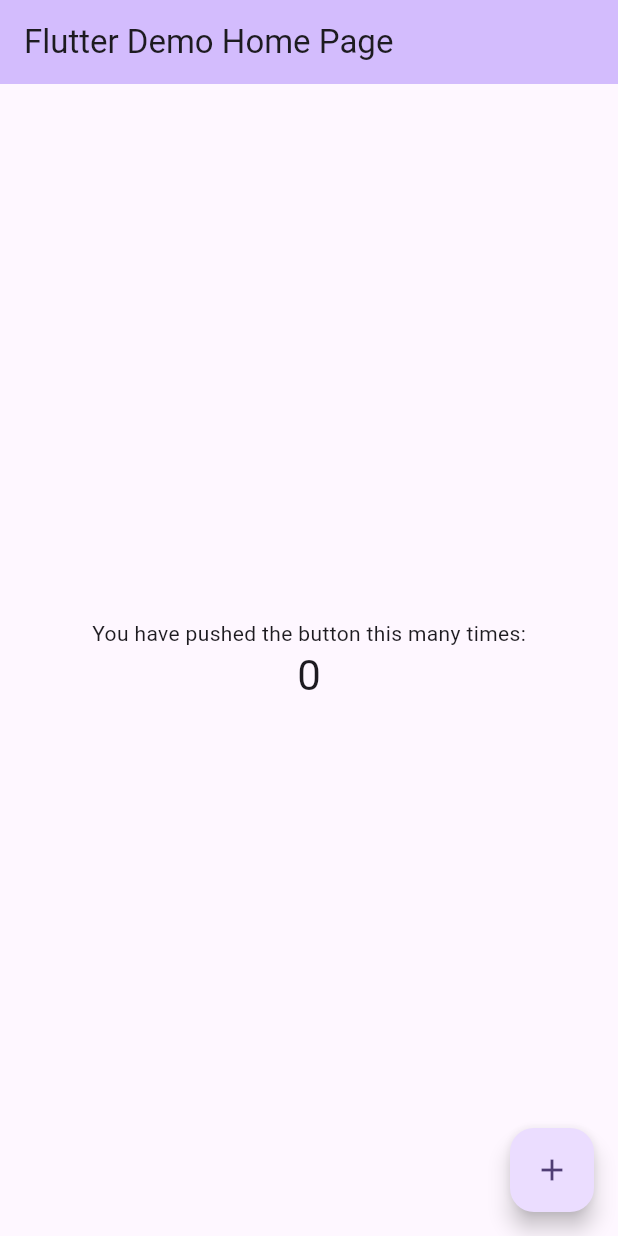
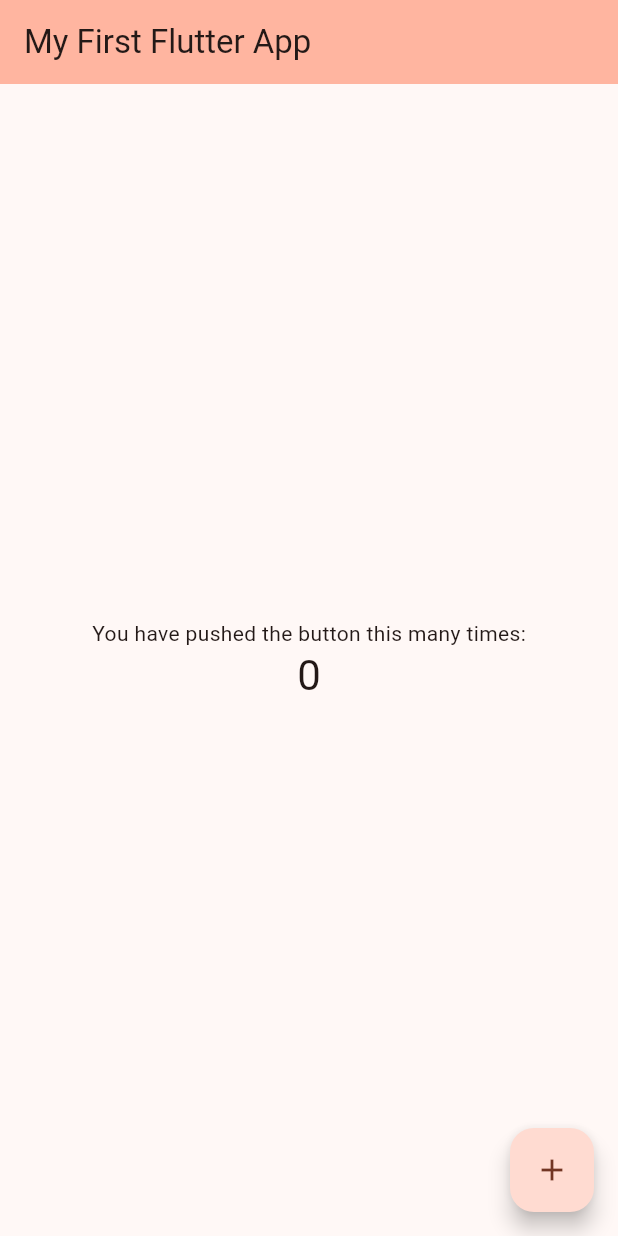
Before and after one commit to joseniandroid/flutter_first_codelab, a Flutter app: the screen it shows after launch, on a phone screen of 412 x 824 dp. Run offline on Flutter 3.47's test engine with Material 2 defaults, Android fonts, the phone set to English and light mode, and no system bars.

Commit message:
My first testing with git

```diff
--- a/lib/main.dart
+++ b/lib/main.dart
@@ -28,10 +28,10 @@ class MyApp extends StatelessWidget {
         //
         // This works for code too, not just values: Most code changes can be
         // tested with just a hot reload.
-        colorScheme: ColorScheme.fromSeed(seedColor: Colors.deepPurple),
+        colorScheme: ColorScheme.fromSeed(seedColor: Colors.deepOrange),
         useMaterial3: true,
       ),
-      home: const MyHomePage(title: 'Flutter Demo Home Page'),
+      home: const MyHomePage(title: 'My First Flutter App'),
     );
   }
 }
```
